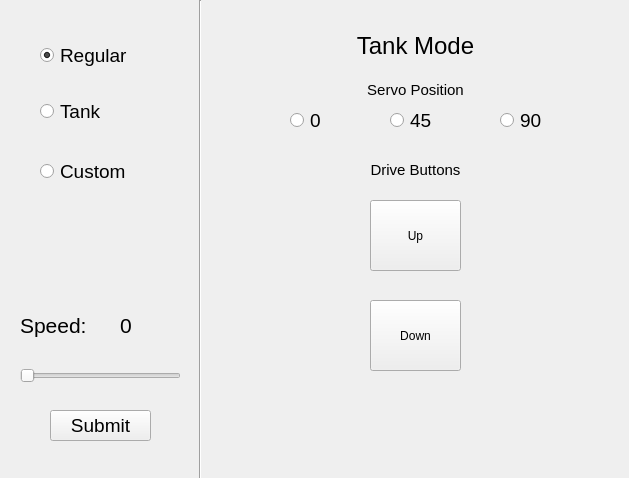
Above: RoverControlGUI/controlpanel.ui from cal-roboops/F2017_Decal before the change. Below: the same form after it.
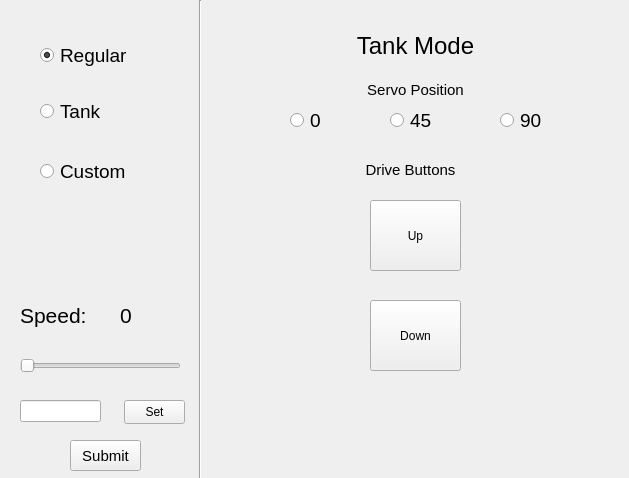
That is the form after the change.

```diff
--- a/RoverControlGUI/controlpanel.ui
+++ b/RoverControlGUI/controlpanel.ui
@@ -330,9 +330,9 @@
      <widget class="QLabel" name="tankDrive_label">
       <property name="geometry">
        <rect>
-        <x>160</x>
+        <x>140</x>
         <y>150</y>
-        <width>91</width>
+        <width>121</width>
         <height>20</height>
        </rect>
       </property>
@@ -728,7 +728,7 @@
     <property name="geometry">
      <rect>
       <x>20</x>
-      <y>360</y>
+      <y>350</y>
       <width>161</width>
       <height>31</height>
      </rect>
@@ -743,15 +743,15 @@
    <widget class="QPushButton" name="speedSubmit_button">
     <property name="geometry">
      <rect>
-      <x>50</x>
-      <y>410</y>
-      <width>101</width>
+      <x>70</x>
+      <y>440</y>
+      <width>71</width>
       <height>31</height>
      </rect>
     </property>
     <property name="font">
      <font>
-      <pointsize>14</pointsize>
+      <pointsize>11</pointsize>
      </font>
     </property>
     <property name="text">
@@ -762,7 +762,7 @@
     <property name="geometry">
      <rect>
       <x>20</x>
-      <y>310</y>
+      <y>300</y>
       <width>81</width>
       <height>31</height>
      </rect>
@@ -780,8 +780,8 @@
     <property name="geometry">
      <rect>
       <x>120</x>
-      <y>310</y>
-      <width>31</width>
+      <y>300</y>
+      <width>61</width>
       <height>31</height>
      </rect>
     </property>
@@ -807,6 +807,29 @@
      <enum>Qt::Vertical</enum>
     </property>
    </widget>
+   <widget class="QLineEdit" name="speed_lineEdit">
+    <property name="geometry">
+     <rect>
+      <x>20</x>
+      <y>400</y>
+      <width>81</width>
+      <height>22</height>
+     </rect>
+    </property>
+   </widget>
+   <widget class="QPushButton" name="speed_setBtn">
+    <property name="geometry">
+     <rect>
+      <x>124</x>
+      <y>400</y>
+      <width>61</width>
+      <height>24</height>
+     </rect>
+    </property>
+    <property name="text">
+     <string>Set</string>
+    </property>
+   </widget>
    <zorder>customDrive_radio</zorder>
    <zorder>stackedWidget</zorder>
    <zorder>regularDrive_radio</zorder>
```
Left out of the diff: 2 changed lines with no effect on the pictures.
